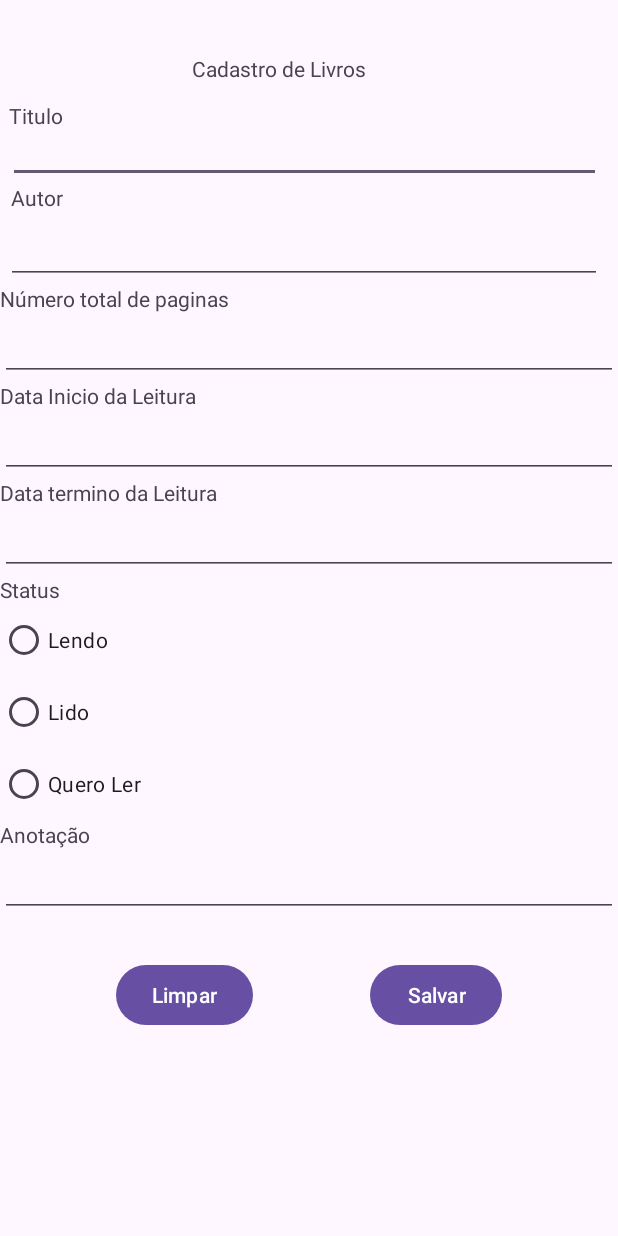
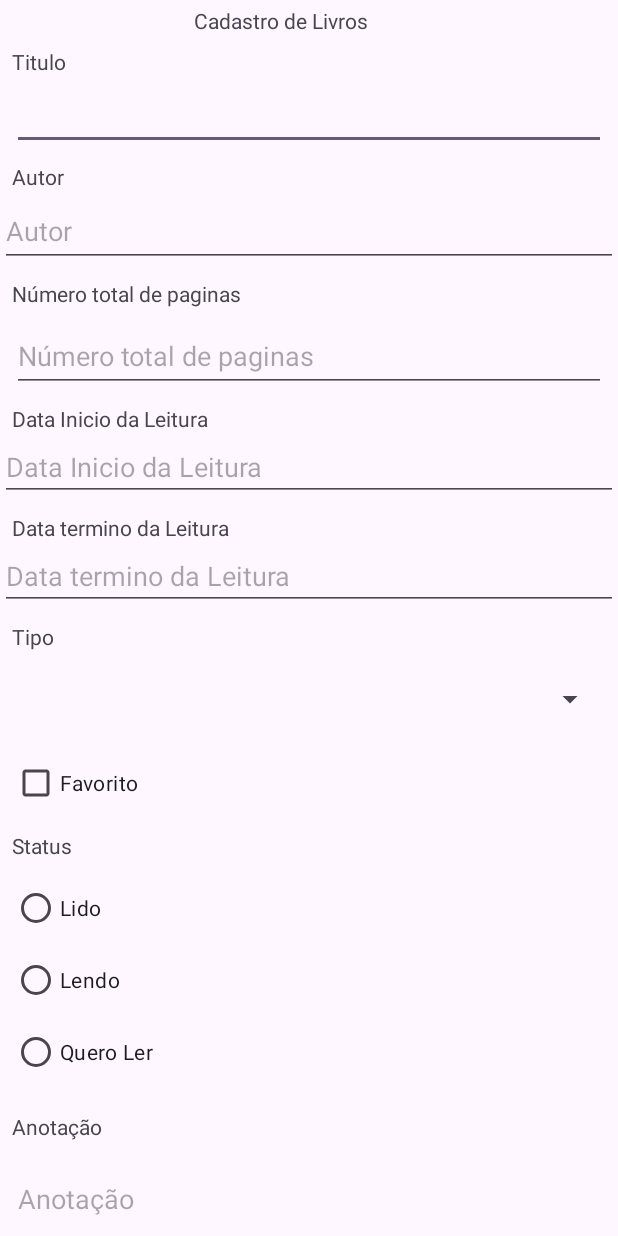
Before and after one commit to cleversonkleber/gerenciador-livro, an Android app: the screen it shows after launch (MainActivity), on a phone screen of 412 x 824 dp. Run offline under Robolectric (Android 15) with nearby library versions, the phone set to English and light mode, and no system bars.

Commit message:
Ajuste no formulário

```diff
--- a/GerenciadorLeitura/app/src/main/res/layout/activity_main.xml
+++ b/GerenciadorLeitura/app/src/main/res/layout/activity_main.xml
@@ -1,28 +1,34 @@
 <?xml version="1.0" encoding="utf-8"?>
-<androidx.constraintlayout.widget.ConstraintLayout xmlns:android="http://schemas.android.com/apk/res/android"
+<ScrollView xmlns:android="http://schemas.android.com/apk/res/android"
     xmlns:app="http://schemas.android.com/apk/res-auto"
     xmlns:tools="http://schemas.android.com/tools"
     android:id="@+id/main"
     android:layout_width="match_parent"
-    android:layout_height="match_parent"
+    android:layout_height="wrap_content"
     tools:context=".MainActivity">
+
+    <androidx.constraintlayout.widget.ConstraintLayout
+        android:layout_width="match_parent"
+        android:layout_height="wrap_content">
 
         <TextView
             android:id="@+id/textViewCadLivros"
             android:layout_width="wrap_content"
             android:layout_height="wrap_content"
-        android:layout_marginTop="36dp"
+            android:layout_marginTop="4dp"
             android:text="Cadastro de Livros"
             app:layout_constraintEnd_toEndOf="parent"
-        app:layout_constraintHorizontal_bias="0.433"
+            app:layout_constraintHorizontal_bias="0.436"
             app:layout_constraintStart_toStartOf="parent"
             app:layout_constraintTop_toTopOf="parent" />
 
         <TextView
             android:id="@+id/textView2"
-        android:layout_width="388dp"
+            android:layout_width="0dp"
             android:layout_height="23dp"
-        android:layout_marginTop="12dp"
+            android:layout_marginStart="8dp"
+            android:layout_marginTop="8dp"
+            android:layout_marginEnd="8dp"
             android:text="@string/titulo"
             app:layout_constraintEnd_toEndOf="parent"
             app:layout_constraintHorizontal_bias="0.26"
@@ -30,32 +36,37 @@
             app:layout_constraintTop_toBottomOf="@+id/textViewCadLivros" />
 
         <EditText
-        android:id="@+id/editTextText2"
-        android:layout_width="395dp"
-        android:layout_height="31dp"
+            android:id="@+id/editTextTitulo"
+            android:layout_width="0dp"
+            android:layout_height="wrap_content"
+            android:layout_marginStart="8dp"
+            android:layout_marginEnd="8dp"
             android:ems="10"
             android:inputType="text"
             app:layout_constraintEnd_toEndOf="parent"
-        app:layout_constraintHorizontal_bias="0.338"
             app:layout_constraintStart_toStartOf="parent"
             app:layout_constraintTop_toBottomOf="@+id/textView2" />
 
         <TextView
             android:id="@+id/textViewAutor"
-        android:layout_width="378dp"
+            android:layout_width="0dp"
             android:layout_height="22dp"
+            android:layout_marginStart="8dp"
+            android:layout_marginTop="8dp"
+            android:layout_marginEnd="8dp"
             android:text="@string/autor"
             app:layout_constraintEnd_toEndOf="parent"
             app:layout_constraintHorizontal_bias="0.212"
             app:layout_constraintStart_toStartOf="parent"
-        app:layout_constraintTop_toBottomOf="@+id/editTextText2" />
+            app:layout_constraintTop_toBottomOf="@+id/editTextTitulo" />
 
         <EditText
-        android:id="@+id/editTextText3"
-        android:layout_width="397dp"
-        android:layout_height="45dp"
+            android:id="@+id/editTextAutor"
+            android:layout_width="0dp"
+            android:layout_height="wrap_content"
             android:ems="10"
-        android:inputType="text"
+            android:hint="@string/autor"
+            android:minHeight="48dp"
             app:layout_constraintEnd_toEndOf="parent"
             app:layout_constraintHorizontal_bias="0.285"
             app:layout_constraintStart_toStartOf="parent"
@@ -65,16 +76,23 @@
             android:id="@+id/textViewNumeroPaginas"
             android:layout_width="0dp"
             android:layout_height="wrap_content"
+            android:layout_marginStart="8dp"
+            android:layout_marginTop="8dp"
+            android:layout_marginEnd="8dp"
             android:text="@string/numeroPaginas"
             app:layout_constraintEnd_toEndOf="parent"
             app:layout_constraintStart_toStartOf="parent"
-        app:layout_constraintTop_toBottomOf="@+id/editTextText3" />
+            app:layout_constraintTop_toBottomOf="@+id/editTextAutor" />
 
         <EditText
             android:id="@+id/editTextNPaginas"
             android:layout_width="0dp"
-        android:layout_height="wrap_content"
+            android:layout_height="48dp"
+            android:layout_marginStart="8dp"
+            android:layout_marginTop="8dp"
+            android:layout_marginEnd="8dp"
             android:ems="10"
+            android:hint="@string/numeroPaginas"
             android:inputType="number"
             app:layout_constraintEnd_toEndOf="parent"
             app:layout_constraintStart_toStartOf="parent"
@@ -84,6 +102,9 @@
             android:id="@+id/textViewDateInicio"
             android:layout_width="0dp"
             android:layout_height="wrap_content"
+            android:layout_marginStart="8dp"
+            android:layout_marginTop="8dp"
+            android:layout_marginEnd="8dp"
             android:text="@string/dataInicio"
             app:layout_constraintEnd_toEndOf="parent"
             app:layout_constraintStart_toStartOf="parent"
@@ -94,6 +115,7 @@
             android:layout_width="0dp"
             android:layout_height="wrap_content"
             android:ems="10"
+            android:hint="@string/dataInicio"
             android:inputType="date"
             app:layout_constraintEnd_toEndOf="parent"
             app:layout_constraintStart_toStartOf="parent"
@@ -103,6 +125,9 @@
             android:id="@+id/textViewDataTermino"
             android:layout_width="0dp"
             android:layout_height="wrap_content"
+            android:layout_marginStart="8dp"
+            android:layout_marginTop="8dp"
+            android:layout_marginEnd="8dp"
             android:text="@string/dataTermino"
             app:layout_constraintEnd_toEndOf="parent"
             app:layout_constraintStart_toStartOf="parent"
@@ -113,6 +138,7 @@
             android:layout_width="0dp"
             android:layout_height="wrap_content"
             android:ems="10"
+            android:hint="@string/dataTermino"
             android:inputType="date"
             app:layout_constraintEnd_toEndOf="parent"
             app:layout_constraintStart_toStartOf="parent"
@@ -122,65 +148,73 @@
             android:id="@+id/textViewStatus"
             android:layout_width="0dp"
             android:layout_height="wrap_content"
+            android:layout_marginStart="8dp"
+            android:layout_marginTop="8dp"
+            android:layout_marginEnd="8dp"
             android:text="@string/status"
             app:layout_constraintEnd_toEndOf="parent"
             app:layout_constraintStart_toStartOf="parent"
-        app:layout_constraintTop_toBottomOf="@+id/editTextDateTermino" />
-
-    <RadioGroup
-        android:id="@+id/radioGroup"
-        android:layout_width="wrap_content"
-        android:layout_height="wrap_content"
-        app:layout_constraintEnd_toEndOf="parent"
-        app:layout_constraintStart_toStartOf="parent"
-        app:layout_constraintTop_toBottomOf="@+id/textViewStatus" />
+            app:layout_constraintTop_toBottomOf="@+id/checkBoxFavorito" />
 
         <RadioGroup
             android:id="@+id/radioGroup2"
             android:layout_width="0dp"
             android:layout_height="wrap_content"
+            android:layout_marginStart="8dp"
+            android:layout_marginTop="8dp"
+            android:layout_marginEnd="8dp"
             app:layout_constraintEnd_toEndOf="parent"
+            app:layout_constraintHorizontal_bias="0.0"
             app:layout_constraintStart_toStartOf="parent"
-        app:layout_constraintTop_toBottomOf="@+id/radioGroup">
+            app:layout_constraintTop_toBottomOf="@+id/textViewStatus">
+
+            <RadioButton
+                android:id="@+id/radioButtonLido"
+                android:layout_width="363dp"
+                android:layout_height="match_parent"
+                android:text="@string/lido" />
 
             <RadioButton
                 android:id="@+id/radioButtonLendo"
-            android:layout_width="wrap_content"
+                android:layout_width="363dp"
                 android:layout_height="wrap_content"
                 android:text="@string/lendo" />
 
             <RadioButton
-            android:id="@+id/radioButtonLido"
-            android:layout_width="match_parent"
-            android:layout_height="wrap_content"
-            android:text="@string/lido" />
-
-        <RadioButton
                 android:id="@+id/radioButtonQueroLer"
-            android:layout_width="match_parent"
+                android:layout_width="363dp"
                 android:layout_height="wrap_content"
                 android:text="@string/queroLer" />
         </RadioGroup>
-
-    <EditText
-        android:id="@+id/editTextTextMultiLine"
-        android:layout_width="0dp"
-        android:layout_height="wrap_content"
-        android:ems="10"
-        android:gravity="start|top"
-        android:inputType="textMultiLine"
-        app:layout_constraintEnd_toEndOf="parent"
-        app:layout_constraintStart_toStartOf="parent"
-        app:layout_constraintTop_toBottomOf="@+id/textViewAnota" />
 
         <TextView
             android:id="@+id/textViewAnota"
             android:layout_width="0dp"
             android:layout_height="wrap_content"
+            android:layout_marginStart="8dp"
+            android:layout_marginTop="16dp"
+            android:layout_marginEnd="8dp"
             android:text="@string/anotacao"
             app:layout_constraintEnd_toEndOf="parent"
+            app:layout_constraintHorizontal_bias="0.51"
             app:layout_constraintStart_toStartOf="parent"
             app:layout_constraintTop_toBottomOf="@+id/radioGroup2" />
+
+        <EditText
+            android:id="@+id/editTextAnotacao"
+            android:layout_width="0dp"
+            android:layout_height="77dp"
+            android:layout_marginStart="8dp"
+            android:layout_marginTop="16dp"
+            android:layout_marginEnd="8dp"
+            android:ems="10"
+            android:gravity="start|top"
+            android:hint="@string/anotacao"
+            android:inputType="textMultiLine"
+            app:layout_constraintEnd_toEndOf="parent"
+            app:layout_constraintHorizontal_bias="0.0"
+            app:layout_constraintStart_toStartOf="parent"
+            app:layout_constraintTop_toBottomOf="@+id/textViewAnota" />
 
         <Button
             android:id="@+id/buttonSalvar"
@@ -191,7 +225,7 @@
             app:layout_constraintEnd_toEndOf="parent"
             app:layout_constraintHorizontal_bias="0.5"
             app:layout_constraintStart_toEndOf="@+id/buttonLimpar"
-        app:layout_constraintTop_toBottomOf="@+id/editTextTextMultiLine" />
+            app:layout_constraintTop_toBottomOf="@+id/editTextAnotacao" />
 
         <Button
             android:id="@+id/buttonLimpar"
@@ -202,5 +236,42 @@
             app:layout_constraintEnd_toStartOf="@+id/buttonSalvar"
             app:layout_constraintHorizontal_bias="0.5"
             app:layout_constraintStart_toStartOf="parent"
-        app:layout_constraintTop_toBottomOf="@+id/editTextTextMultiLine" />
+            app:layout_constraintTop_toBottomOf="@+id/editTextAnotacao" />
+
+        <TextView
+            android:id="@+id/textViewTipo"
+            android:layout_width="0dp"
+            android:layout_height="wrap_content"
+            android:layout_marginStart="8dp"
+            android:layout_marginTop="8dp"
+            android:layout_marginEnd="8dp"
+            android:text="@string/tipo"
+            app:layout_constraintEnd_toEndOf="parent"
+            app:layout_constraintStart_toStartOf="parent"
+            app:layout_constraintTop_toBottomOf="@+id/editTextDateTermino" />
+
+        <Spinner
+            android:id="@+id/spinnerTipo"
+            android:layout_width="0dp"
+            android:layout_height="48dp"
+            android:layout_marginStart="8dp"
+            android:layout_marginTop="8dp"
+            android:layout_marginEnd="8dp"
+            app:layout_constraintEnd_toEndOf="parent"
+            app:layout_constraintStart_toStartOf="parent"
+            app:layout_constraintTop_toBottomOf="@+id/textViewTipo" />
+
+        <CheckBox
+            android:id="@+id/checkBoxFavorito"
+            android:layout_width="0dp"
+            android:layout_height="wrap_content"
+            android:layout_marginStart="8dp"
+            android:layout_marginTop="8dp"
+            android:layout_marginEnd="8dp"
+            android:text="@string/favorito"
+            app:layout_constraintEnd_toEndOf="parent"
+            app:layout_constraintStart_toStartOf="parent"
+            app:layout_constraintTop_toBottomOf="@+id/spinnerTipo" />
+
     </androidx.constraintlayout.widget.ConstraintLayout>
+</ScrollView>
--- a/GerenciadorLeitura/app/src/main/res/values/strings.xml
+++ b/GerenciadorLeitura/app/src/main/res/values/strings.xml
@@ -12,4 +12,6 @@
     <string name="anotacao">Anotação</string>
     <string name="salvar">Salvar</string>
     <string name="limpar">Limpar</string>
+    <string name="tipo">Tipo</string>
+    <string name="favorito">Favorito</string>
 </resources>
```
Lines whose indentation alone changed are shown as unchanged.
